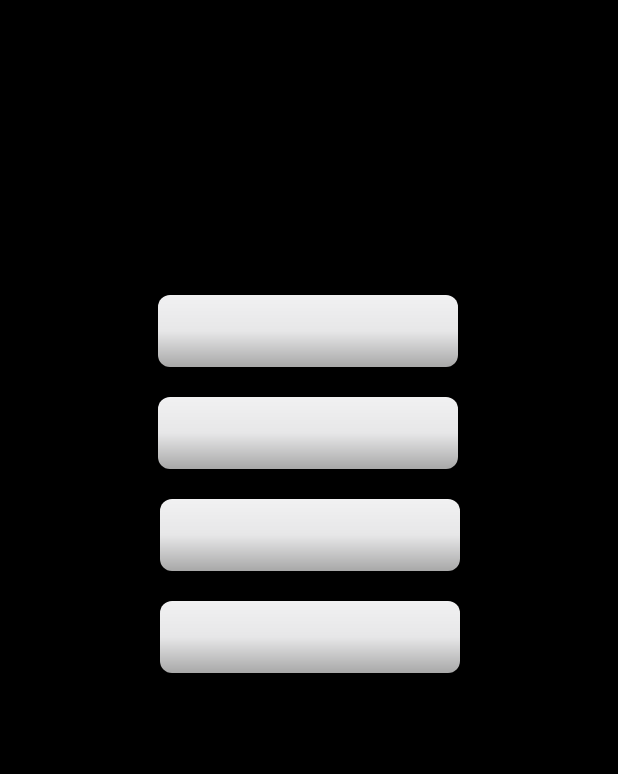
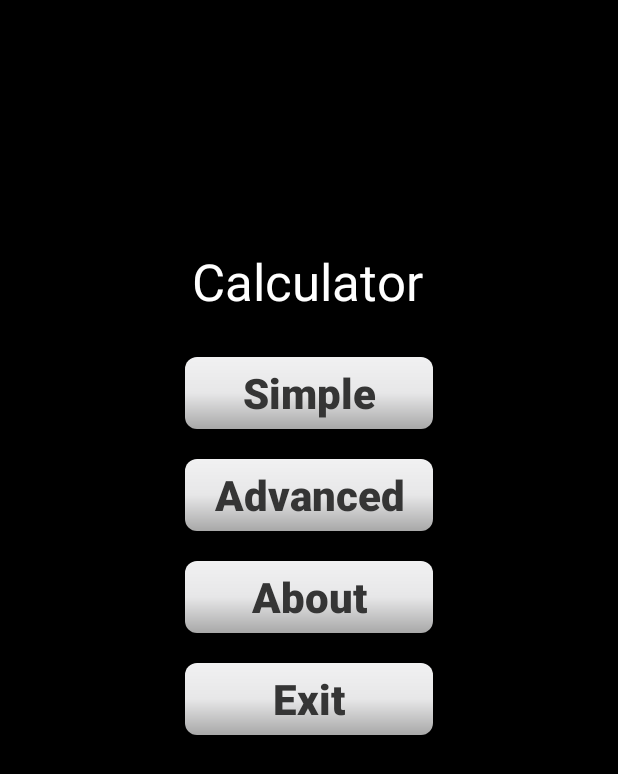
Before and after one commit to kuba122388/Calculator, an Android app: the screen it shows after launch (MainActivity), on a phone screen of 412 x 824 dp. Shown: the top 774 px of the screen. Run offline under Robolectric (Android 15) with nearby library versions, the phone set to English and light mode, and no system bars.

Commit message:
Menu: Now text is visible. Added more responsiveness and top guideline changes depending on screen orientation

```diff
--- a/app/src/main/java/com/example/calculator/MainActivity.kt
+++ b/app/src/main/java/com/example/calculator/MainActivity.kt
@@ -1,10 +1,13 @@
 package com.example.calculator
 
 import android.content.Intent
+import android.content.res.Configuration
 import android.os.Bundle
 import android.widget.Button
 import androidx.activity.enableEdgeToEdge
 import androidx.appcompat.app.AppCompatActivity
+import androidx.constraintlayout.widget.ConstraintLayout
+import androidx.constraintlayout.widget.ConstraintSet
 import androidx.core.view.ViewCompat
 import androidx.core.view.WindowInsetsCompat
 
@@ -24,6 +27,29 @@ class MainActivity : AppCompatActivity() {
             val intent = Intent(this, ActivitySimpleCalc::class.java)
             startActivity(intent)
         }
+        updateGuideline()
+    }
+
+    override fun onConfigurationChanged(newConfig: Configuration) {
+        super.onConfigurationChanged(newConfig)
+        updateGuideline()
+    }
+
+
+    private fun updateGuideline() {
+        val constraintLayout = findViewById<ConstraintLayout>(R.id.main)
+        val constraintSet = ConstraintSet()
+        constraintSet.clone(constraintLayout)
+
+        if(resources.configuration.orientation == Configuration.ORIENTATION_LANDSCAPE) {
+            constraintSet.setGuidelinePercent(R.id.TopGuideline, 0.0f)
+        }
+        else {
+            constraintSet.setGuidelinePercent(R.id.TopGuideline, 0.2f)
+        }
+        constraintSet.applyTo(constraintLayout)
 
     }
+
+
 }
--- a/app/src/main/res/layout/activity_main.xml
+++ b/app/src/main/res/layout/activity_main.xml
@@ -11,80 +11,99 @@
 
     <Button
         android:id="@+id/button3"
-        android:layout_width="200dp"
+        android:layout_width="0dp"
         android:layout_height="wrap_content"
-        android:layout_marginTop="72dp"
+        android:layout_marginTop="28dp"
         android:background="@drawable/button_gradient"
+        android:text="@string/simple"
         android:textAllCaps="false"
         android:textColor="#353535"
-        android:textSize="24sp"
+        android:textSize="28sp"
         android:textStyle="bold"
-        app:layout_constraintEnd_toEndOf="parent"
+        app:layout_constraintEnd_toStartOf="@+id/guideline3"
         app:layout_constraintHorizontal_bias="0.497"
-        app:layout_constraintStart_toStartOf="parent"
-        app:layout_constraintTop_toBottomOf="@+id/textView"
-        tools:text="@string/simple" />
+        app:layout_constraintStart_toStartOf="@+id/guideline2"
+        app:layout_constraintTop_toBottomOf="@+id/textView" />
 
     <Button
         android:id="@+id/button4"
-        android:layout_width="200dp"
+        android:layout_width="0dp"
         android:layout_height="wrap_content"
         android:layout_marginTop="20dp"
         android:background="@drawable/button_gradient"
+        android:text="@string/advanced"
         android:textAllCaps="false"
         android:textColor="#353535"
-        android:textSize="24sp"
+        android:textSize="28sp"
         android:textStyle="bold"
-        app:layout_constraintEnd_toEndOf="parent"
+        app:layout_constraintEnd_toStartOf="@+id/guideline3"
         app:layout_constraintHorizontal_bias="0.497"
-        app:layout_constraintStart_toStartOf="parent"
-        app:layout_constraintTop_toBottomOf="@+id/button3"
-        tools:text="@string/advanced" />
+        app:layout_constraintStart_toStartOf="@+id/guideline2"
+        app:layout_constraintTop_toBottomOf="@+id/button3" />
 
     <Button
         android:id="@+id/button5"
-        android:layout_width="200dp"
+        android:layout_width="0dp"
         android:layout_height="wrap_content"
         android:layout_marginTop="20dp"
         android:background="@drawable/button_gradient"
+        android:text="@string/about"
         android:textAllCaps="false"
         android:textColor="#353535"
-        android:textSize="24sp"
+        android:textSize="28sp"
         android:textStyle="bold"
-        app:layout_constraintEnd_toEndOf="parent"
+        app:layout_constraintEnd_toStartOf="@+id/guideline3"
         app:layout_constraintHorizontal_bias="0.502"
-        app:layout_constraintStart_toStartOf="parent"
-        app:layout_constraintTop_toBottomOf="@+id/button4"
-        tools:text="@string/about" />
+        app:layout_constraintStart_toStartOf="@+id/guideline2"
+        app:layout_constraintTop_toBottomOf="@+id/button4" />
 
     <Button
         android:id="@+id/button6"
-        android:layout_width="200dp"
+        android:layout_width="0dp"
         android:layout_height="wrap_content"
         android:layout_marginTop="20dp"
         android:background="@drawable/button_gradient"
+        android:text="@string/exit"
         android:textAllCaps="false"
         android:textColor="#353535"
-        android:textSize="24sp"
+        android:textSize="28sp"
         android:textStyle="bold"
-        app:layout_constraintEnd_toEndOf="parent"
+        app:layout_constraintEnd_toStartOf="@+id/guideline3"
         app:layout_constraintHorizontal_bias="0.502"
-        app:layout_constraintStart_toStartOf="parent"
-        app:layout_constraintTop_toBottomOf="@+id/button5"
-        tools:text="@string/exit" />
+        app:layout_constraintStart_toStartOf="@+id/guideline2"
+        app:layout_constraintTop_toBottomOf="@+id/button5" />
 
     <TextView
         android:id="@+id/textView"
         android:layout_width="wrap_content"
         android:layout_height="wrap_content"
+        android:text="@string/app_name"
         android:textColor="#FFFFFF"
         android:textSize="34sp"
-        app:layout_constraintBottom_toBottomOf="parent"
         app:layout_constraintEnd_toEndOf="parent"
         app:layout_constraintHorizontal_bias="0.497"
         app:layout_constraintStart_toStartOf="parent"
-        app:layout_constraintTop_toTopOf="parent"
-        app:layout_constraintVertical_bias="0.102"
-        tools:text="@string/app_name" />
+        app:layout_constraintTop_toTopOf="@+id/TopGuideline" />
+
+    <androidx.constraintlayout.widget.Guideline
+        android:id="@+id/TopGuideline"
+        android:layout_width="wrap_content"
+        android:layout_height="wrap_content"
+        android:orientation="horizontal"
+        app:layout_constraintGuide_percent="0.0" />
+
+    <androidx.constraintlayout.widget.Guideline
+        android:id="@+id/guideline2"
+        android:layout_width="wrap_content"
+        android:layout_height="wrap_content"
+        android:orientation="vertical"
+        app:layout_constraintGuide_percent="0.3" />
+
+    <androidx.constraintlayout.widget.Guideline
+        android:id="@+id/guideline3"
+        android:layout_width="wrap_content"
+        android:layout_height="wrap_content"
+        android:orientation="vertical"
+        app:layout_constraintGuide_percent="0.7" />
 
 </androidx.constraintlayout.widget.ConstraintLayout>
```
